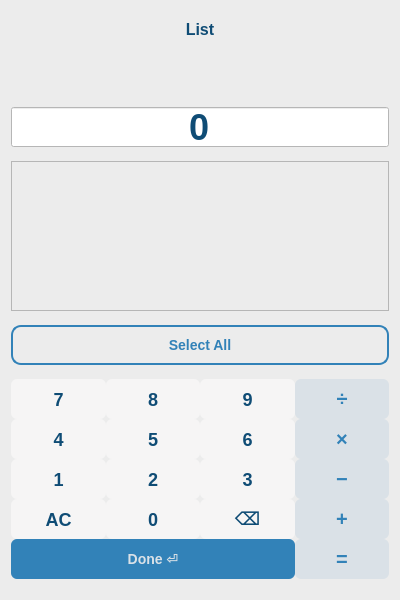
First picture: the form in BillSplittr/listaddingdialog.ui, repository neneprm/BillSplittr, before the edit.
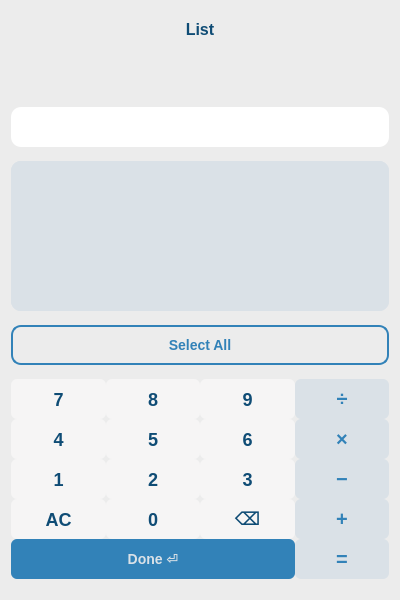
Second picture: the form after the edit.

```diff
--- a/BillSplittr/listaddingdialog.ui
+++ b/BillSplittr/listaddingdialog.ui
@@ -86,10 +86,11 @@
       <string notr="true">font: 36px;
 font: bold;
 color: #0f4c75;
-background-color: white;</string>
+background-color: white;
+border-radius: 10px;</string>
      </property>
      <property name="text">
-      <string>0</string>
+      <string/>
      </property>
      <property name="alignment">
       <set>Qt::AlignCenter</set>
@@ -104,6 +105,10 @@
        <height>150</height>
       </size>
      </property>
+     <property name="styleSheet">
+      <string notr="true">background-color: #dae1e7;
+border-radius: 10px;</string>
+     </property>
      <property name="widgetResizable">
       <bool>true</bool>
      </property>
@@ -112,8 +117,8 @@
        <rect>
         <x>0</x>
         <y>0</y>
-        <width>374</width>
-        <height>148</height>
+        <width>376</width>
+        <height>150</height>
        </rect>
       </property>
      </widget>
```
Left out of the diff: 19 changed lines with no effect on the pictures.
